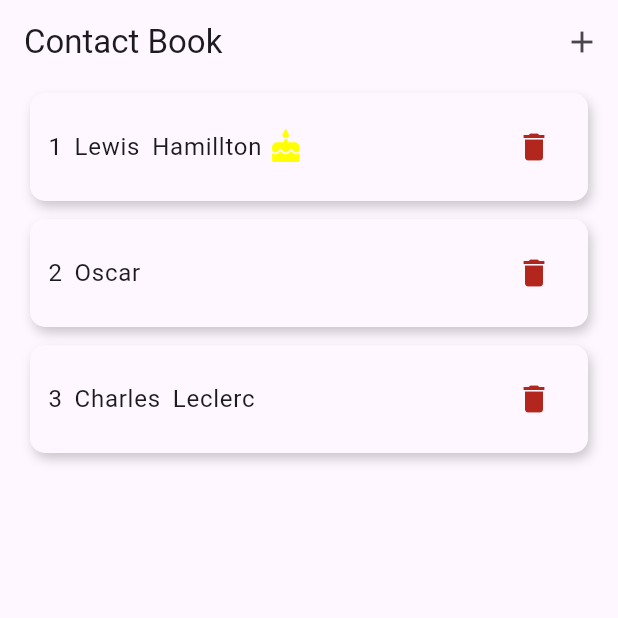
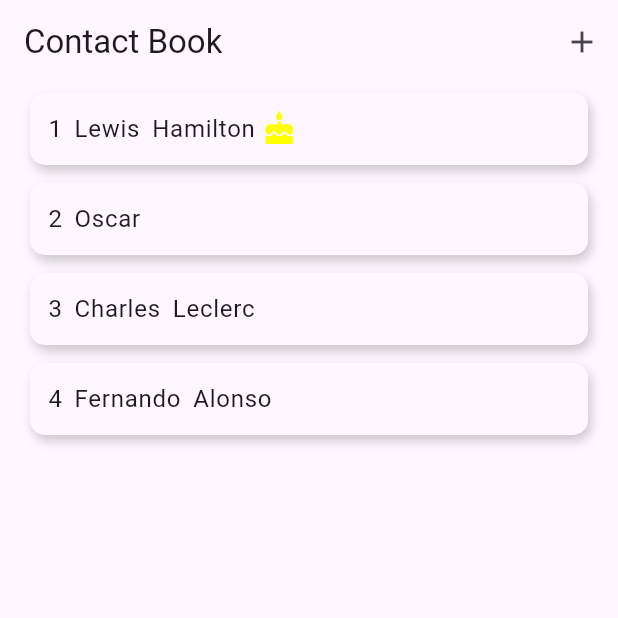
Before and after one commit to Dana-Nam/hw_28, a Flutter app: the screen it shows after launch, on a phone screen of 412 x 824 dp, the top half of it. Run offline on Flutter 3.47's test engine with Material 3 defaults, Android fonts, the phone set to English and light mode, and no system bars.

Commit message:
Added contact swipe delete

```diff
--- a/lib/contacts_book.dart
+++ b/lib/contacts_book.dart
@@ -17,7 +17,7 @@ class _ContactsBookState extends State<ContactsBook> {
     Contact(
       id: 1,
       name: 'Lewis',
-      surname: 'Hamillton',
+      surname: 'Hamilton',
       birthDate: DateTime(2025, 2, 5),
       phone: '123456',
       email: 'test@mail.com',
@@ -34,6 +34,14 @@ class _ContactsBookState extends State<ContactsBook> {
       name: 'Charles',
       surname: 'Leclerc',
       birthDate: DateTime(2025, 6, 5),
+      phone: '123456',
+      email: 'test@mail.com',
+    ),
+    Contact(
+      id: 4,
+      name: 'Fernando',
+      surname: 'Alonso',
+      birthDate: DateTime(2021, 1, 6),
       phone: '123456',
       email: 'test@mail.com',
     ),
--- a/lib/widgets/contact_item.dart
+++ b/lib/widgets/contact_item.dart
@@ -17,10 +17,25 @@ class ContactItem extends StatelessWidget {
   Widget build(BuildContext context) {
     final theme = Theme.of(context);
     final bodyLargeStyle = theme.textTheme.bodyLarge!;
-    final backgroundColor = theme.colorScheme.surface.withValues(alpha: 255);
+    final backgroundColor = theme.colorScheme.surface;
     final borderRadius = BorderRadius.circular(10);
 
-    return InkWell(
+    return Dismissible(
+      key: ValueKey(contact.id),
+      onDismissed: (direction) {
+        onDelete();
+      },
+      background: Container(
+        color: theme.colorScheme.error,
+        alignment: Alignment.centerRight,
+        padding: const EdgeInsets.symmetric(horizontal: 20),
+        child: const Icon(
+          Icons.delete,
+          color: Colors.white,
+        ),
+      ),
+      direction: DismissDirection.endToStart,
+      child: InkWell(
         onTap: onToggle,
         child: Container(
           margin: const EdgeInsets.symmetric(vertical: 6, horizontal: 12),
@@ -31,7 +46,7 @@ class ContactItem extends StatelessWidget {
             boxShadow: [
               BoxShadow(
                 color: Colors.black.withOpacity(0.2),
-              offset: Offset(2, 4),
+                offset: const Offset(2, 4),
                 blurRadius: 6,
                 spreadRadius: 0,
               ),
@@ -43,30 +58,23 @@ class ContactItem extends StatelessWidget {
               Row(
                 children: [
                   Text('${contact.id}', style: bodyLargeStyle),
-                SizedBox(width: 8),
+                  const SizedBox(width: 8),
                   Text(contact.name, style: bodyLargeStyle),
-                SizedBox(width: 8),
+                  const SizedBox(width: 8),
                   if (contact.surname != null && contact.surname!.isNotEmpty)
                     Text('${contact.surname}', style: bodyLargeStyle),
-                SizedBox(width: 4),
+                  const SizedBox(width: 4),
                   if (contact.isBirthday)
-                  Icon(
+                    const Icon(
                       Icons.cake,
                       color: Colors.yellowAccent,
-                  ),
-              ],
-            ),
-            Row(
-              children: [
-                IconButton(
-                  icon: Icon(Icons.delete, color: theme.colorScheme.error),
-                  onPressed: onDelete,
                     ),
                 ],
               ),
             ],
           ),
         ),
+      ),
     );
   }
 }
```
Lines whose indentation alone changed are shown as unchanged.
